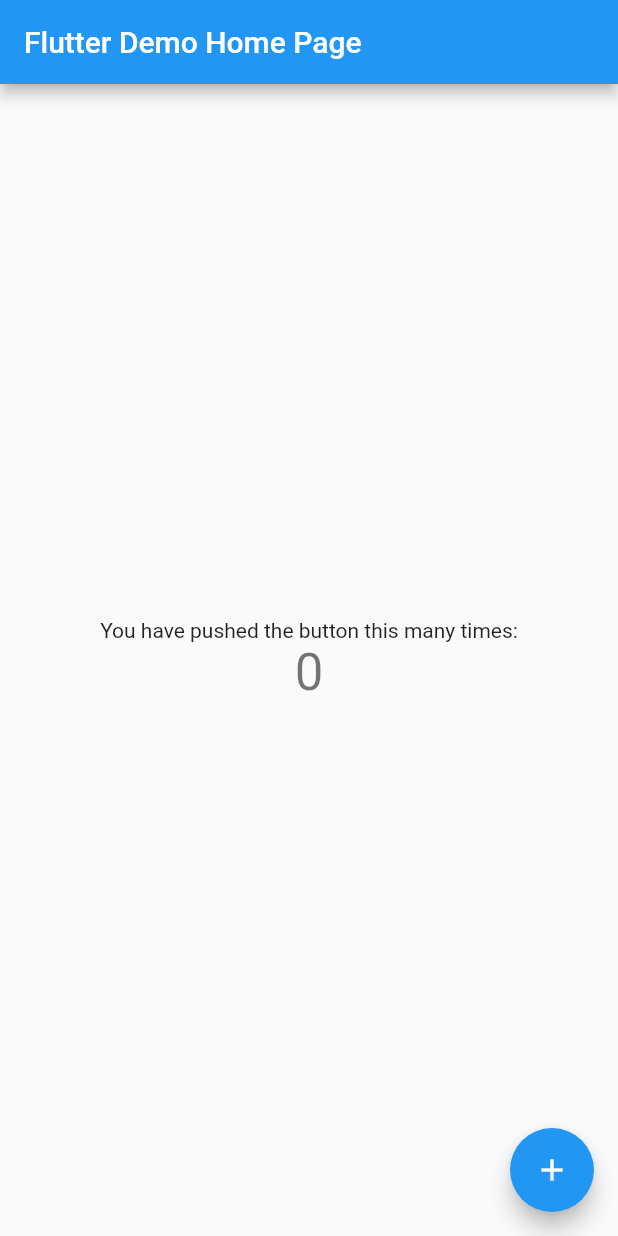
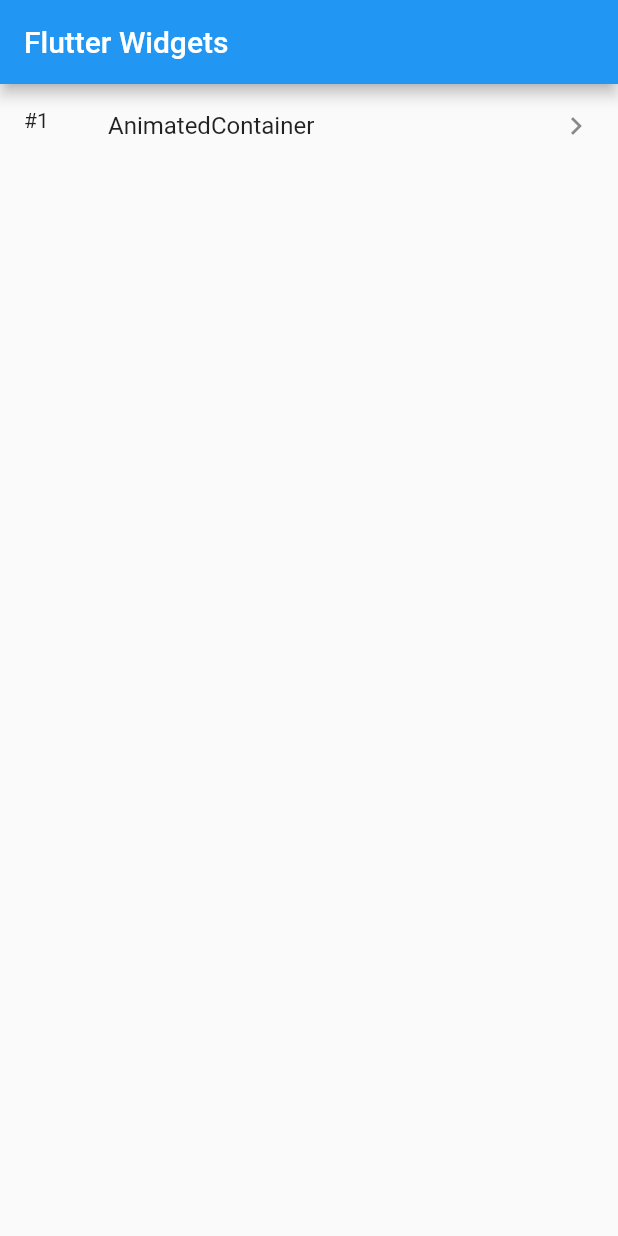
Before and after one commit to BytesZero/flutter_widgets, a Flutter app: the screen it shows after launch, on a phone screen of 412 x 824 dp. Run offline on Flutter 3.47's test engine with Material 2 defaults, Android fonts, the phone set to English and light mode, and no system bars.

Commit message:
1、增加 AnimatedContainer

```diff
--- a/lib/main.dart
+++ b/lib/main.dart
@@ -1,4 +1,6 @@
 import 'package:flutter/material.dart';
+
+import 'pages/home.dart';
 
 void main() {
   runApp(MyApp());
@@ -9,105 +11,11 @@
   @override
   Widget build(BuildContext context) {
     return MaterialApp(
-      title: 'Flutter Demo',
+      title: 'Flutter Widgets',
       theme: ThemeData(
-        // This is the theme of your application.
-        //
-        // Try running your application with "flutter run". You'll see the
-        // application has a blue toolbar. Then, without quitting the app, try
-        // changing the primarySwatch below to Colors.green and then invoke
-        // "hot reload" (press "r" in the console where you ran "flutter run",
-        // or simply save your changes to "hot reload" in a Flutter IDE).
-        // Notice that the counter didn't reset back to zero; the application
-        // is not restarted.
         primarySwatch: Colors.blue,
       ),
-      home: MyHomePage(title: 'Flutter Demo Home Page'),
+      home: MyHomePage(title: 'Flutter Widgets'),
     );
   }
 }
-
-class MyHomePage extends StatefulWidget {
-  MyHomePage({Key? key, required this.title}) : super(key: key);
-
-  // This widget is the home page of your application. It is stateful, meaning
-  // that it has a State object (defined below) that contains fields that affect
-  // how it looks.
-
-  // This class is the configuration for the state. It holds the values (in this
-  // case the title) provided by the parent (in this case the App widget) and
-  // used by the build method of the State. Fields in a Widget subclass are
-  // always marked "final".
-
-  final String title;
-
-  @override
-  _MyHomePageState createState() => _MyHomePageState();
-}
-
-class _MyHomePageState extends State<MyHomePage> {
-  int _counter = 0;
-
-  void _incrementCounter() {
-    setState(() {
-      // This call to setState tells the Flutter framework that something has
-      // changed in this State, which causes it to rerun the build method below
-      // so that the display can reflect the updated values. If we changed
-      // _counter without calling setState(), then the build method would not be
-      // called again, and so nothing would appear to happen.
-      _counter++;
-    });
-  }
-
-  @override
-  Widget build(BuildContext context) {
-    // This method is rerun every time setState is called, for instance as done
-    // by the _incrementCounter method above.
-    //
-    // The Flutter framework has been optimized to make rerunning build methods
-    // fast, so that you can just rebuild anything that needs updating rather
-    // than having to individually change instances of widgets.
-    return Scaffold(
-      appBar: AppBar(
-        // Here we take the value from the MyHomePage object that was created by
-        // the App.build method, and use it to set our appbar title.
-        title: Text(widget.title),
-      ),
-      body: Center(
-        // Center is a layout widget. It takes a single child and positions it
-        // in the middle of the parent.
-        child: Column(
-          // Column is also a layout widget. It takes a list of children and
-          // arranges them vertically. By default, it sizes itself to fit its
-          // children horizontally, and tries to be as tall as its parent.
-          //
-          // Invoke "debug painting" (press "p" in the console, choose the
-          // "Toggle Debug Paint" action from the Flutter Inspector in Android
-          // Studio, or the "Toggle Debug Paint" command in Visual Studio Code)
-          // to see the wireframe for each widget.
-          //
-          // Column has various properties to control how it sizes itself and
-          // how it positions its children. Here we use mainAxisAlignment to
-          // center the children vertically; the main axis here is the vertical
-          // axis because Columns are vertical (the cross axis would be
-          // horizontal).
-          mainAxisAlignment: MainAxisAlignment.center,
-          children: <Widget>[
-            Text(
-              'You have pushed the button this many times:',
-            ),
-            Text(
-              '$_counter',
-              style: Theme.of(context).textTheme.headline4,
-            ),
-          ],
-        ),
-      ),
-      floatingActionButton: FloatingActionButton(
-        onPressed: _incrementCounter,
-        tooltip: 'Increment',
-        child: Icon(Icons.add),
-      ), // This trailing comma makes auto-formatting nicer for build methods.
-    );
-  }
-}
--- /dev/null
+++ b/lib/pages/home.dart
@@ -0,0 +1,39 @@
+import 'package:flutter/material.dart';
+import '../widgets/01_animated_container.dart';
+
+class MyHomePage extends StatefulWidget {
+  MyHomePage({Key? key, required this.title}) : super(key: key);
+  final String title;
+
+  @override
+  _MyHomePageState createState() => _MyHomePageState();
+}
+
+class _MyHomePageState extends State<MyHomePage> {
+  @override
+  Widget build(BuildContext context) {
+    return Scaffold(
+      appBar: AppBar(
+        title: Text(widget.title),
+      ),
+      body: SingleChildScrollView(
+        child: Column(
+          children: [
+            ListTile(
+              leading: Text('#1'),
+              title: Text('AnimatedContainer'),
+              trailing: Icon(Icons.keyboard_arrow_right_outlined),
+              onTap: () {
+                Navigator.push(context, MaterialPageRoute(
+                  builder: (context) {
+                    return AnimatedContainerPage();
+                  },
+                ));
+              },
+            ),
+          ],
+        ),
+      ),
+    );
+  }
+}
```
Also changed, not shown: lib/widgets/01_animated_container.dart (added, +65 -0 lines).
